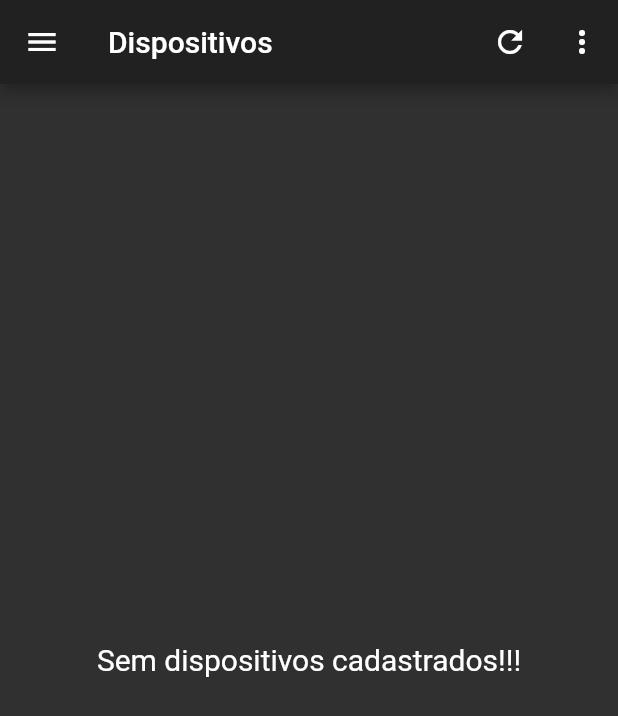
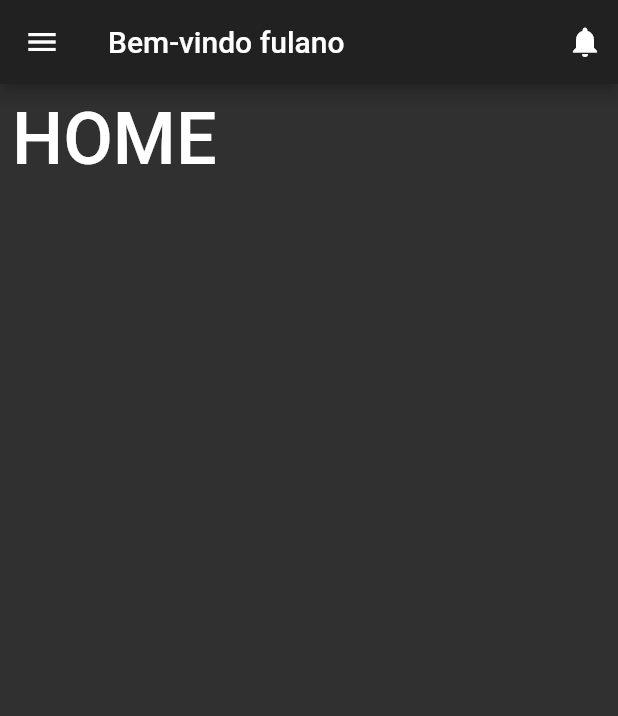
Before and after one commit to brunossouza/slam_app, a Flutter app: the screen it shows after launch, on a phone screen of 412 x 824 dp. Shown: the top 716 px of the screen. Run offline on Flutter 3.47's test engine with Material 2 defaults, Android fonts, the phone set to English and light mode, and no system bars; our stand-ins replace fl_chart.

Commit message:
home screen

```diff
--- a/lib/main.dart
+++ b/lib/main.dart
@@ -8,6 +8,7 @@ import './screens/configuration_screen.dart';
 import './screens/charts_screen.dart';
 import './screens/device_configuration_screen.dart';
 import './providers/theme_provider.dart';
+import './screens/home_screen.dart';
 
 void main() => runApp(MyApp());
 
@@ -28,8 +29,9 @@ class MyApp extends StatelessWidget {
           return MaterialApp(
             title: 'SLAM',
             theme: snapshot.theme,
-            home: DevicesListScreen(),
+            home: HomeScreen(),
             routes: {
+              HomeScreen.routeName: (cxt) => HomeScreen(),
               DevicesListScreen.routeName: (cxt) => DevicesListScreen(),
               ChartScreen.routeName: (cxt) => ChartScreen(),
               DeviceConfigurationScreen.routeName: (cxt) =>
--- /dev/null
+++ b/lib/screens/home_screen.dart
@@ -0,0 +1,42 @@
+import 'package:flutter/material.dart';
+import '../widgets/custom_drawer.dart';
+
+class HomeScreen extends StatefulWidget {
+  static const String routeName = '/home';
+  @override
+  _HomeScreenState createState() => _HomeScreenState();
+}
+
+class _HomeScreenState extends State<HomeScreen> {
+  @override
+  Widget build(BuildContext context) {
+    return Scaffold(
+      appBar: AppBar(
+        title: Text('Bem-vindo fulano'),
+        actions: <Widget>[
+          Padding(
+            padding: const EdgeInsets.only(
+              right: 10,
+            ),
+            child: Icon(Icons.notifications),
+          ),
+        ],
+      ),
+      drawer: CustomDrawer(),
+      body: Column(
+        children: <Widget>[
+          Padding(
+            padding: const EdgeInsets.all(8.0),
+            child: Text(
+              'HOME',
+              style: TextStyle(
+                fontSize: 48,
+                fontWeight: FontWeight.w500,
+              ),
+            ),
+          ),
+        ],
+      ),
+    );
+  }
+}
--- a/lib/widgets/custom_drawer.dart
+++ b/lib/widgets/custom_drawer.dart
@@ -1,5 +1,6 @@
 import 'package:flutter/material.dart';
 
+import '../screens/home_screen.dart';
 import '../screens/charts_screen.dart';
 import '../screens/devices_list_screen.dart';
 import '../screens/configuration_screen.dart';
@@ -13,6 +14,14 @@ class CustomDrawer extends StatelessWidget {
         children: <Widget>[
           AppBar(
             title: Text('Slam'),
+          ),
+          Divider(),
+          ListTile(
+            leading: Icon(Icons.home),
+            title: Text('Home'),
+            onTap: () {
+              Navigator.of(context).pushReplacementNamed(HomeScreen.routeName);
+            },
           ),
           Divider(),
           ListTile(
--- a/pubspec.yaml
+++ b/pubspec.yaml
@@ -1,5 +1,6 @@
 name: slam
 description: Projeto de IoT Enic - 2019.
+author: Bruno Silva de Souza
 
 # The following defines the version and build number for your application.
 # A version number is three numbers separated by dots, like 1.2.43
```
